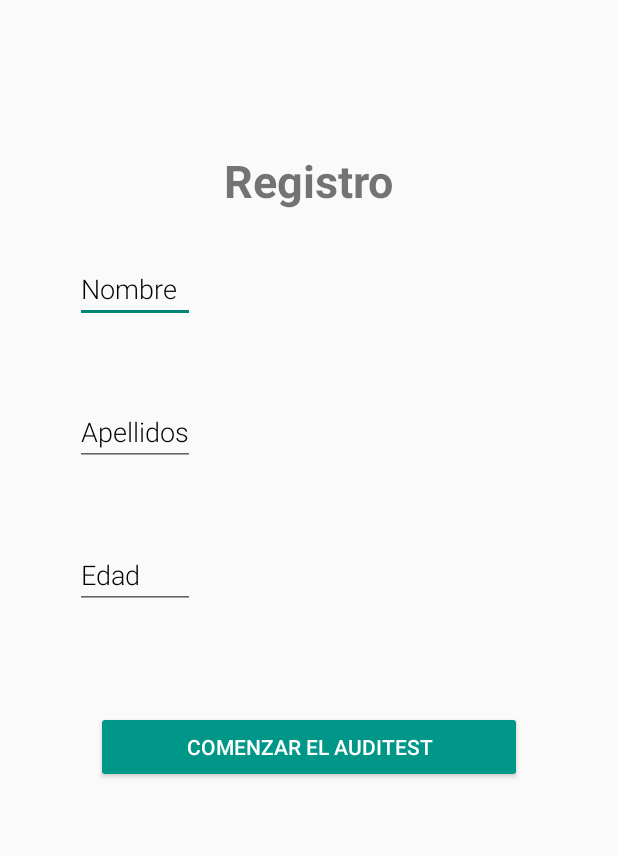
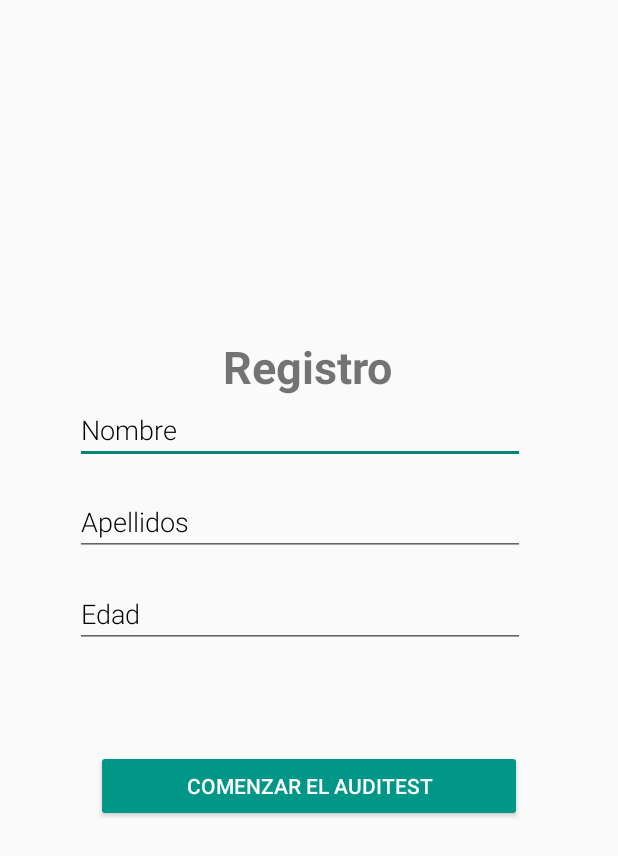
Before and after one commit to javixxxx/trabajoweno, an Android app: the screen it shows after launch (prueba2), on a phone screen of 412 x 824 dp. Shown: the top 856 px of the screen. Run offline under Robolectric (Android 15) with nearby library versions, the phone set to English and light mode, and no system bars.

```diff
--- a/app/src/main/res/layout/activity_main.xml
+++ b/app/src/main/res/layout/activity_main.xml
@@ -18,7 +18,6 @@
         android:textAlignment="center"
         android:textColor="#175e62"
         android:textSize="23sp"
-        android:textStyle="bold"
         app:layout_constraintBottom_toTopOf="@+id/SORDERA_IMAGE"
         app:layout_constraintEnd_toEndOf="parent"
         app:layout_constraintStart_toStartOf="parent" />
@@ -34,7 +33,6 @@
         android:textAppearance="@style/TextAppearance.AppCompat.Body1"
         android:textColor="#175e62"
         android:textSize="21.7sp"
-        android:textStyle="bold"
         app:layout_constraintBottom_toBottomOf="parent"
         app:layout_constraintEnd_toEndOf="parent"
         app:layout_constraintHorizontal_bias="0.238"
--- a/app/src/main/res/layout/prueba2.xml
+++ b/app/src/main/res/layout/prueba2.xml
@@ -7,45 +7,45 @@
     android:layout_height="match_parent"
     tools:context=".prueba2">
 
+
     <TextView
         android:id="@+id/text1"
         android:layout_width="wrap_content"
         android:layout_height="wrap_content"
-        android:layout_marginTop="100dp"
+        android:layout_marginTop="224dp"
         android:text="@string/intro1"
         android:textSize="30sp"
         android:textStyle="bold"
         app:layout_constraintEnd_toEndOf="parent"
+        app:layout_constraintHorizontal_bias="0.498"
         app:layout_constraintStart_toStartOf="parent"
         app:layout_constraintTop_toTopOf="parent" />
 
-
     <EditText
         android:id="@+id/text2"
-        android:layout_width="0dp"
+        android:layout_width="300dp"
         android:layout_height="wrap_content"
-        android:layout_marginTop="170dp"
+        android:layout_marginTop="264dp"
         android:fontFamily="sans-serif-light"
         android:inputType="text"
         android:text="@string/nombre"
         android:textColor="#000000"
         android:textSize="18.3sp"
         app:layout_constraintEnd_toEndOf="@+id/text3"
+        app:layout_constraintHorizontal_bias="0.0"
         app:layout_constraintStart_toStartOf="@+id/text3"
         app:layout_constraintTop_toTopOf="parent" />
 
-
     <EditText
         android:id="@+id/text3"
-        android:layout_width="wrap_content"
+        android:layout_width="300dp"
         android:layout_height="wrap_content"
         android:layout_marginStart="50dp"
-        android:layout_marginLeft="50dp"
-        android:layout_marginTop="50dp"
+        android:layout_marginTop="16dp"
+        android:fontFamily="sans-serif-light"
         android:inputType="text"
         android:text="@string/apellidos"
         android:textColor="#000000"
-        android:fontFamily="sans-serif-light"
         app:layout_constraintStart_toStartOf="parent"
         app:layout_constraintTop_toBottomOf="@+id/text2" />
 
@@ -54,11 +54,11 @@
         android:id="@+id/text4"
         android:layout_width="0dp"
         android:layout_height="wrap_content"
-        android:layout_marginTop="50dp"
+        android:layout_marginTop="16dp"
+        android:fontFamily="sans-serif-light"
         android:inputType="number"
         android:text="@string/edad"
         android:textColor="#000000"
-        android:fontFamily="sans-serif-light"
         app:layout_constraintEnd_toEndOf="@+id/text3"
         app:layout_constraintStart_toStartOf="@+id/text3"
         app:layout_constraintTop_toBottomOf="@+id/text3" />
--- a/app/src/main/res/values/strings.xml
+++ b/app/src/main/res/values/strings.xml
@@ -14,4 +14,5 @@
     <string name="scroll">En esta prueba se va a reproducir un sonido de elevada frecuencia.Cuando deje de escuchar el
         sonido,pulse el boton de acabar prueba y recibirá un informe sobre su estado auditivo. Dicho informe establecerá si usted ha pasado el test o , si por el contrario,
         ha de acudir a un especialista para evaluar qué medidas se han de tomar ante su problema</string>
+    <string name="finalizar_prueba">finalizar_prueba</string>
 </resources>
```
Also changed, not shown: app/src/main/java/com/example/trabajoweno/app.java (+5 -3 lines), app/src/main/res/layout/activity_pantalla_altas.xml (+11 -0 lines).
